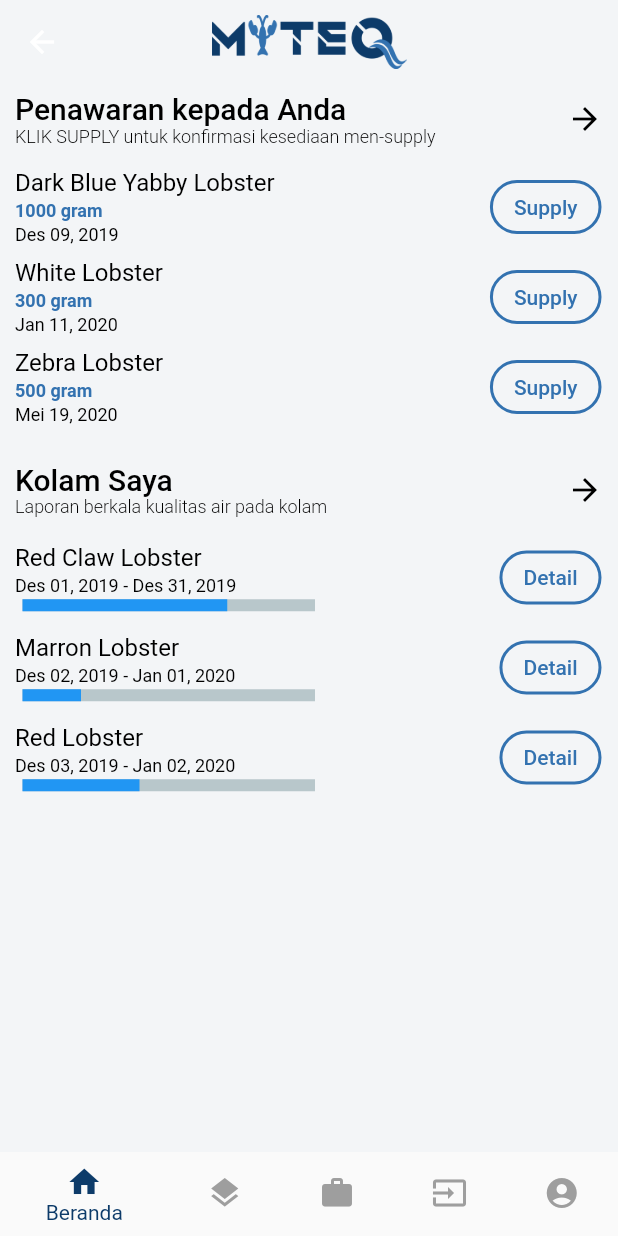
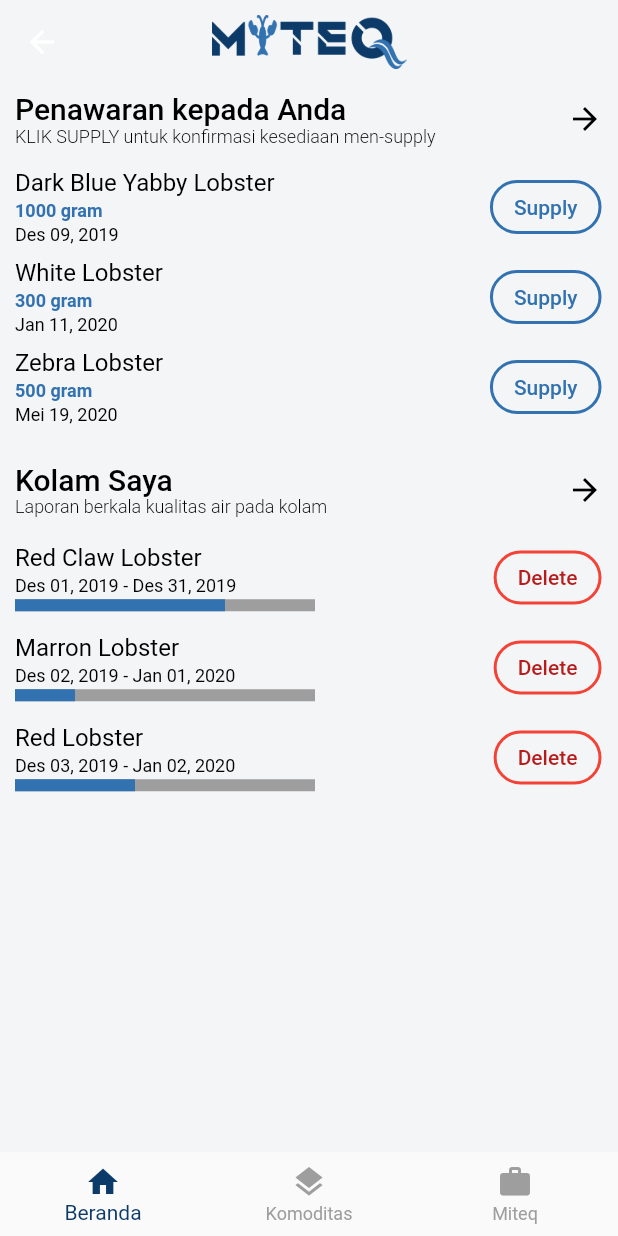
Before and after one commit to RohmadRifai/miteq, a Flutter app: the BottomNavigation screen opened directly, on a phone screen of 412 x 824 dp. Run offline on Flutter 3.47's test engine with Material 2 defaults, Android fonts, the phone set to English and light mode, and no system bars; drawn by our look-alikes of percent_indicator.

Commit message:
[UPDATE] fix code

```diff
--- a/lib/main.dart
+++ b/lib/main.dart
@@ -8,11 +8,11 @@ void main() {
 class MyApp extends StatelessWidget {
   const MyApp({Key? key}) : super(key: key);
 
-  // This widget is the root of your application.
   @override
   Widget build(BuildContext context) {
     return MaterialApp(
       title: 'Flutter Demo',
+      debugShowCheckedModeBanner: false,
       theme: ThemeData(
           primaryColor: const Color.fromRGBO(13, 59, 105, 1.0),
           colorScheme: ColorScheme.fromSwatch(
--- a/lib/ui/botttom_navigation.dart
+++ b/lib/ui/botttom_navigation.dart
@@ -1,5 +1,4 @@
 import 'package:flutter/material.dart';
-import 'package:miteq/ui/akun.dart';
 import 'package:miteq/ui/beranda.dart';
 import 'package:miteq/ui/komoditas.dart';
 import 'package:miteq/ui/miteq.dart';
@@ -15,8 +14,6 @@ class _BottomNavigationState extends State<BottomNavigation> {
     const Beranda(),
     const Komoditas(),
     const Miteq(),
-    const Text('Supply'),
-    const Akun(),
   ];
   int currentIndex = 0;
 
@@ -56,15 +53,7 @@ class _BottomNavigationState extends State<BottomNavigation> {
           BottomNavigationBarItem(
             icon: Icon(Icons.work),
             label: 'Miteq',
-          ),
-          BottomNavigationBarItem(
-            icon: Icon(Icons.input),
-            label: 'Supply',
-          ),
-          BottomNavigationBarItem(
-            icon: Icon(Icons.account_circle),
-            label: 'Akun',
-          ),
+          )
         ],
       ),
     );
--- a/lib/ui/splash_screen.dart
+++ b/lib/ui/splash_screen.dart
@@ -1,5 +1,5 @@
 import 'package:flutter/material.dart';
-import 'package:miteq/ui/login.dart';
+import 'package:miteq/ui/botttom_navigation.dart';
 
 class SplashScreen extends StatefulWidget {
   const SplashScreen({Key? key}) : super(key: key);
@@ -13,8 +13,8 @@ class _SplashScreenState extends State<SplashScreen> {
   void initState() {
     super.initState();
     Future.delayed(const Duration(seconds: 3), () {
-      Navigator.push(
-          context, MaterialPageRoute(builder: (context) => const Login()));
+      Navigator.push(context,
+          MaterialPageRoute(builder: (context) => const BottomNavigation()));
     });
   }
 
--- a/lib/widgets/kolam.dart
+++ b/lib/widgets/kolam.dart
@@ -1,7 +1,6 @@
 import 'package:flutter/material.dart';
 import 'package:miteq/models/kolam_models.dart';
 import 'package:miteq/ui/kolam_screen.dart';
-import 'package:percent_indicator/linear_percent_indicator.dart';
 
 class ListKolam extends StatefulWidget {
   const ListKolam({Key? key}) : super(key: key);
@@ -45,7 +44,8 @@ class _ListKolamState extends State<ListKolam> {
                 onTap: () => Navigator.push(
                     context,
                     MaterialPageRoute(
-                      builder: (_) => const KolamScreen(),
+                      builder: (_) =>
+                          KolamScreen(refresh: () => setState(() {})),
                     )),
                 child: const Icon(
                   Icons.arrow_forward,
@@ -96,33 +96,36 @@ class _ListKolamState extends State<ListKolam> {
                                     ),
                                   ),
                                 ),
-                                LinearPercentIndicator(
+                                SizedBox(
                                   width: 200,
-                                  lineHeight: 8,
-                                  percent: kolam.persentase,
-                                  progressColor: Colors.blue,
-                                  padding: const EdgeInsets.only(left: 5),
-                                ),
+                                  child: LinearProgressIndicator(
+                                    minHeight: 8,
+                                    value: kolam.persentase,
+                                    valueColor: AlwaysStoppedAnimation(
+                                        Theme.of(context)
+                                            .colorScheme
+                                            .secondary),
+                                    backgroundColor: Colors.grey,
+                                  ),
+                                )
                               ],
                             ),
                             Padding(
                               padding: const EdgeInsets.only(right: 1),
                               child: OutlinedButton(
-                                onPressed: () => print('Tekan Detail'),
+                                onPressed: () => setState(() {
+                                  kolams.removeAt(index);
+                                }),
                                 style: OutlinedButton.styleFrom(
-                                    side: BorderSide(
-                                        color: Theme.of(context)
-                                            .colorScheme
-                                            .secondary,
-                                        width: 2),
+                                    side: const BorderSide(
+                                        color: Colors.red, width: 2),
                                     shape: RoundedRectangleBorder(
                                         borderRadius:
                                             BorderRadius.circular(20))),
                                 child: Text(
-                                  'Detail',
+                                  'Delete',
                                   style: TextStyle(
-                                    color:
-                                        Theme.of(context).colorScheme.secondary,
+                                    color: Colors.red.shade900,
                                   ),
                                 ),
                               ),
```
Also changed, not shown: lib/widgets/penawaran.dart (+5 -2 lines).
